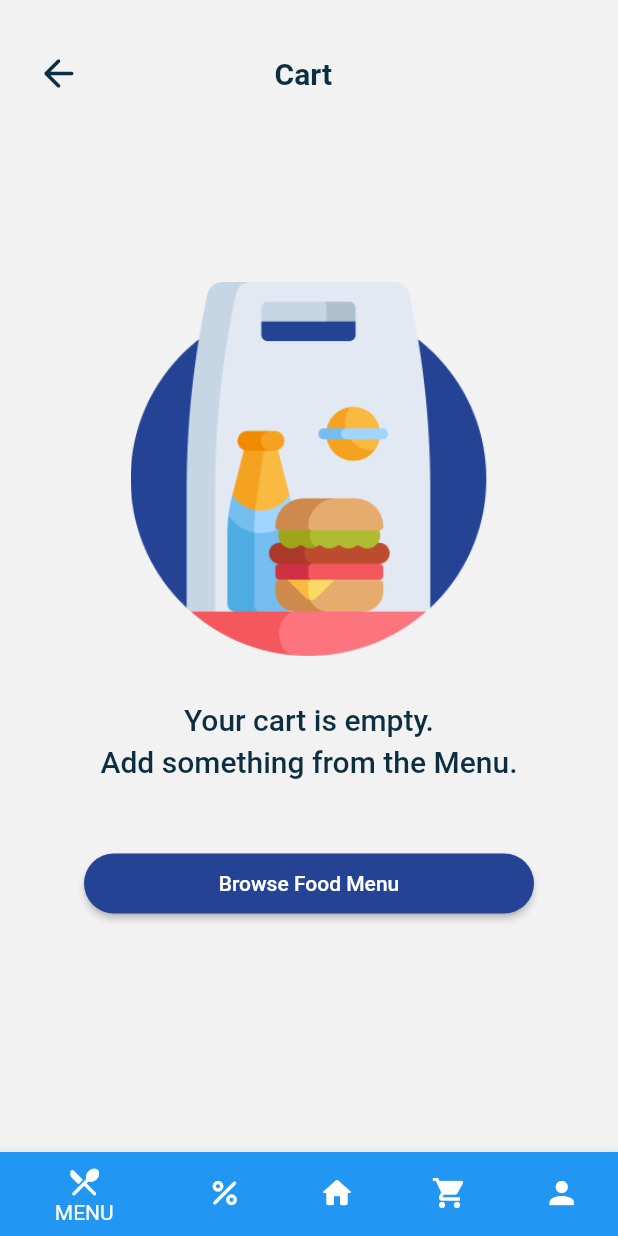
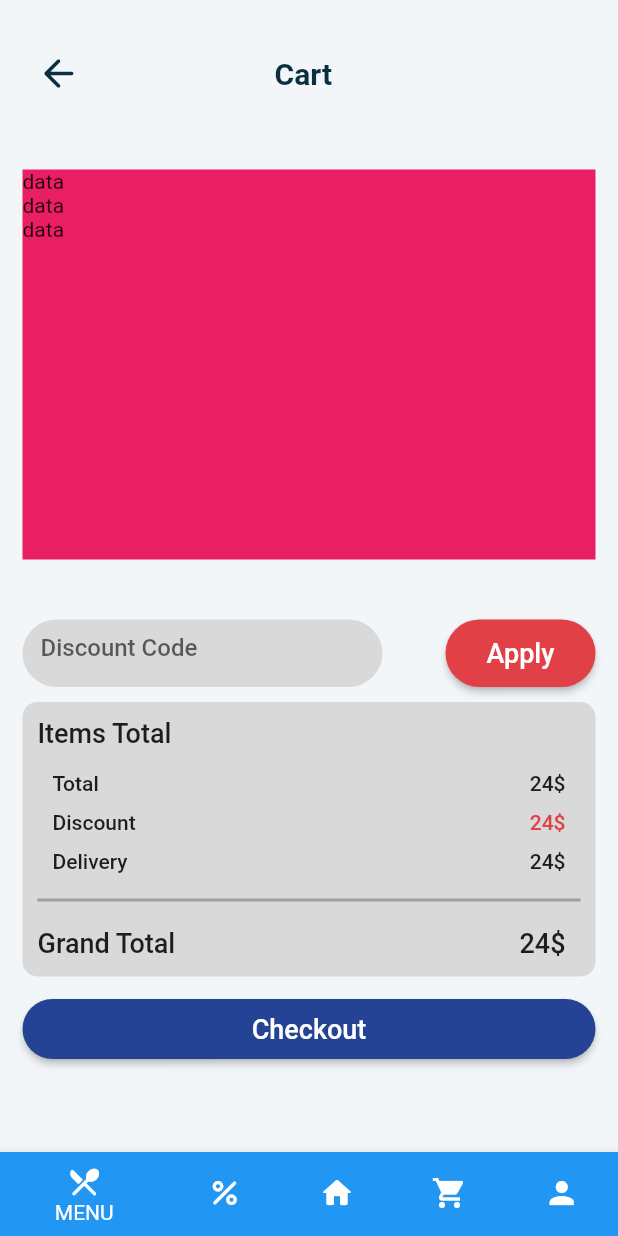
Before and after one commit to ahmadshakir21/Eagle_Food_Ordering_App, a Flutter app: the screen it shows after launch, on a phone screen of 412 x 824 dp. Run offline on Flutter 3.47's test engine with Material 2 defaults, Android fonts, the phone set to English and light mode, and no system bars; our stand-ins replace font_awesome_flutter, smooth_page_indicator.

Commit message:
empty cart & order item cart file

```diff
--- a/lib/screens/cart.dart
+++ b/lib/screens/cart.dart
@@ -2,16 +2,21 @@ import 'package:flutter/material.dart';
 import 'package:flutter/src/foundation/key.dart';
 import 'package:flutter/src/widgets/framework.dart';
 import 'package:font_awesome_flutter/font_awesome_flutter.dart';
+import 'package:food_ordering_app/screens/empty_cart.dart';
+import 'package:food_ordering_app/screens/order_item_cart.dart';
 
 class Cart extends StatelessWidget {
-  const Cart({Key? key}) : super(key: key);
+  Cart({Key? key}) : super(key: key);
+
+  bool havingItem = false;
 
   @override
   Widget build(BuildContext context) {
     return Scaffold(
-      backgroundColor: const Color(0xFFf2f2f2),
+      backgroundColor: const Color(0xFFF3F6F9),
       body: Padding(
           padding: const EdgeInsets.all(15),
+          child: SingleChildScrollView(
             child: Column(children: [
               const SizedBox(
                 height: 10,
@@ -40,46 +45,11 @@ class Cart extends StatelessWidget {
                 ],
               ),
               const SizedBox(
-              height: 115,
+                height: 40,
               ),
-            Container(
-                height: 250,
-                width: 250,
-                child: Image.asset("assets/images/Icon.png")),
-            const SizedBox(
-              height: 30,
-            ),
-            const Text(
-              "Your cart is empty.",
-              style: TextStyle(
-                  fontSize: 20,
-                  fontWeight: FontWeight.w500,
-                  color: Color(0xFF0B2E40)),
-            ),
-            const SizedBox(
-              height: 5,
-            ),
-            const Text(
-              "Add something from the Menu.",
-              style: TextStyle(
-                  fontSize: 20,
-                  fontWeight: FontWeight.w500,
-                  color: Color(0xFF0B2E40)),
-            ),
-            const SizedBox(
-              height: 50,
-            ),
-            Container(
-                width: 300,
-                height: 40,
-                child: ElevatedButton(
-                    onPressed: () {},
-                    style: ElevatedButton.styleFrom(
-                        shape: RoundedRectangleBorder(
-                            borderRadius: BorderRadius.circular(30)),
-                        primary: const Color(0xFF244395)),
-                    child: const Text("Browse Food Menu")))
-          ])),
+              havingItem ? EmptyCart() : OrderItemCart(),
+            ]),
+          )),
       bottomNavigationBar: BottomNavigationBar(items: const [
         BottomNavigationBarItem(
             label: "MENU",
--- /dev/null
+++ b/lib/screens/empty_cart.dart
@@ -0,0 +1,56 @@
+import 'package:flutter/material.dart';
+
+class EmptyCart extends StatelessWidget {
+  const EmptyCart({Key? key}) : super(key: key);
+
+  @override
+  Widget build(BuildContext context) {
+    return Column(
+      children: [
+        const SizedBox(
+          height: 60,
+        ),
+        Container(
+          height: 250,
+          width: 250,
+          child: Image.asset("assets/images/Icon.png"),
+        ),
+        const SizedBox(
+          height: 40,
+        ),
+        Text(
+          "Your cart is empty.",
+          style: TextStyle(
+              fontSize: 20,
+              fontWeight: FontWeight.w500,
+              color: Colors.grey.shade600),
+        ),
+        const SizedBox(
+          height: 5,
+        ),
+        Text(
+          "Add something from the Menu.",
+          style: TextStyle(
+              fontSize: 20,
+              fontWeight: FontWeight.w500,
+              color: Colors.grey.shade600),
+        ),
+        const SizedBox(
+          height: 60,
+        ),
+        Container(
+            width: 300,
+            height: 40,
+            child: ElevatedButton(
+                onPressed: () {},
+                style: ElevatedButton.styleFrom(
+                    shape: RoundedRectangleBorder(
+                        borderRadius: BorderRadius.circular(30)),
+                    primary: const Color(0xFF244395)),
+                child: const Text("Browse Food Menu",
+                    style:
+                        TextStyle(fontSize: 18, fontWeight: FontWeight.w500))))
+      ],
+    );
+  }
+}
--- /dev/null
+++ b/lib/screens/order_item_cart.dart
@@ -0,0 +1,163 @@
+import 'package:flutter/cupertino.dart';
+import 'package:flutter/material.dart';
+
+class OrderItemCart extends StatelessWidget {
+  const OrderItemCart({Key? key}) : super(key: key);
+
+  @override
+  Widget build(BuildContext context) {
+    return Column(
+      children: [
+        Container(
+            height: 260,
+            color: Colors.pink,
+            child: ListView.builder(
+              itemCount: 3,
+              itemBuilder: (context, index) {
+                return Text("data");
+              },
+            )),
+        const SizedBox(
+          height: 40,
+        ),
+        Row(mainAxisAlignment: MainAxisAlignment.spaceBetween, children: [
+          Container(
+            width: 240,
+            height: 45,
+            child: TextField(
+              decoration: InputDecoration(
+                  filled: true,
+                  hintText: "Discount Code",
+                  hintStyle: const TextStyle(
+                    fontWeight: FontWeight.w500,
+                  ),
+                  fillColor: const Color(0xFFD9D9D9),
+                  border: OutlineInputBorder(
+                      borderRadius: BorderRadius.circular(100),
+                      borderSide: BorderSide.none)),
+            ),
+          ),
+          Container(
+            width: 100,
+            height: 45,
+            child: ElevatedButton(
+              onPressed: () {},
+              style: ElevatedButton.styleFrom(
+                  primary: const Color(0xFFE24047),
+                  shape: RoundedRectangleBorder(
+                      borderRadius: BorderRadius.circular(30))),
+              child: const Text(
+                "Apply",
+                style: TextStyle(fontSize: 18, fontWeight: FontWeight.w500),
+              ),
+            ),
+          ),
+        ]),
+        const SizedBox(
+          height: 10,
+        ),
+        Container(
+          height: 183,
+          width: 385,
+          decoration: BoxDecoration(
+              color: const Color(0xFFD9D9D9),
+              borderRadius: BorderRadius.circular(10)),
+          child: Padding(
+            padding: const EdgeInsets.all(10),
+            child:
+                Column(crossAxisAlignment: CrossAxisAlignment.start, children: [
+              const Text("Items Total",
+                  style: TextStyle(fontSize: 18, fontWeight: FontWeight.w500)),
+              const SizedBox(
+                height: 15,
+              ),
+              Padding(
+                padding: const EdgeInsets.symmetric(horizontal: 10),
+                child: Row(
+                    mainAxisAlignment: MainAxisAlignment.spaceBetween,
+                    children: const [
+                      Text("Total",
+                          style: TextStyle(
+                              fontSize: 14, fontWeight: FontWeight.w500)),
+                      Text("24\$",
+                          style: TextStyle(
+                              fontSize: 14, fontWeight: FontWeight.w500)),
+                    ]),
+              ),
+              const SizedBox(
+                height: 10,
+              ),
+              Padding(
+                padding: const EdgeInsets.symmetric(horizontal: 10),
+                child: Row(
+                    mainAxisAlignment: MainAxisAlignment.spaceBetween,
+                    children: const [
+                      Text("Discount",
+                          style: TextStyle(
+                              fontSize: 14, fontWeight: FontWeight.w500)),
+                      Text("24\$",
+                          style: TextStyle(
+                              fontSize: 14,
+                              color: Color(0xFFE24047),
+                              fontWeight: FontWeight.w500)),
+                    ]),
+              ),
+              const SizedBox(
+                height: 10,
+              ),
+              Padding(
+                padding: const EdgeInsets.symmetric(horizontal: 10),
+                child: Row(
+                    mainAxisAlignment: MainAxisAlignment.spaceBetween,
+                    children: const [
+                      Text("Delivery",
+                          style: TextStyle(
+                              fontSize: 14, fontWeight: FontWeight.w500)),
+                      Text("24\$",
+                          style: TextStyle(
+                              fontSize: 14, fontWeight: FontWeight.w500)),
+                    ]),
+              ),
+              const SizedBox(height: 10),
+              const Divider(thickness: 2, color: Colors.grey),
+              const SizedBox(
+                height: 10,
+              ),
+              Row(
+                  mainAxisAlignment: MainAxisAlignment.spaceBetween,
+                  children: const [
+                    Text("Grand Total",
+                        style: TextStyle(
+                            fontSize: 18, fontWeight: FontWeight.w500)),
+                    Padding(
+                      padding: EdgeInsets.only(right: 10),
+                      child: Text("24\$",
+                          style: TextStyle(
+                              fontSize: 18, fontWeight: FontWeight.w500)),
+                    ),
+                  ]),
+            ]),
+          ),
+        ),
+        const SizedBox(
+          height: 15,
+        ),
+        Container(
+          width: 385,
+          height: 40,
+          child: ElevatedButton(
+            onPressed: () {},
+            style: ElevatedButton.styleFrom(
+                primary: const Color(0xFF244395),
+                shape: RoundedRectangleBorder(
+                    borderRadius: BorderRadius.circular(30))),
+            child: const Text(
+              "Checkout",
+              style: TextStyle(fontSize: 18, fontWeight: FontWeight.w500),
+            ),
+          ),
+        ),
+      ],
+    );
+  }
+}
```
Lines whose indentation alone changed are shown as unchanged.
